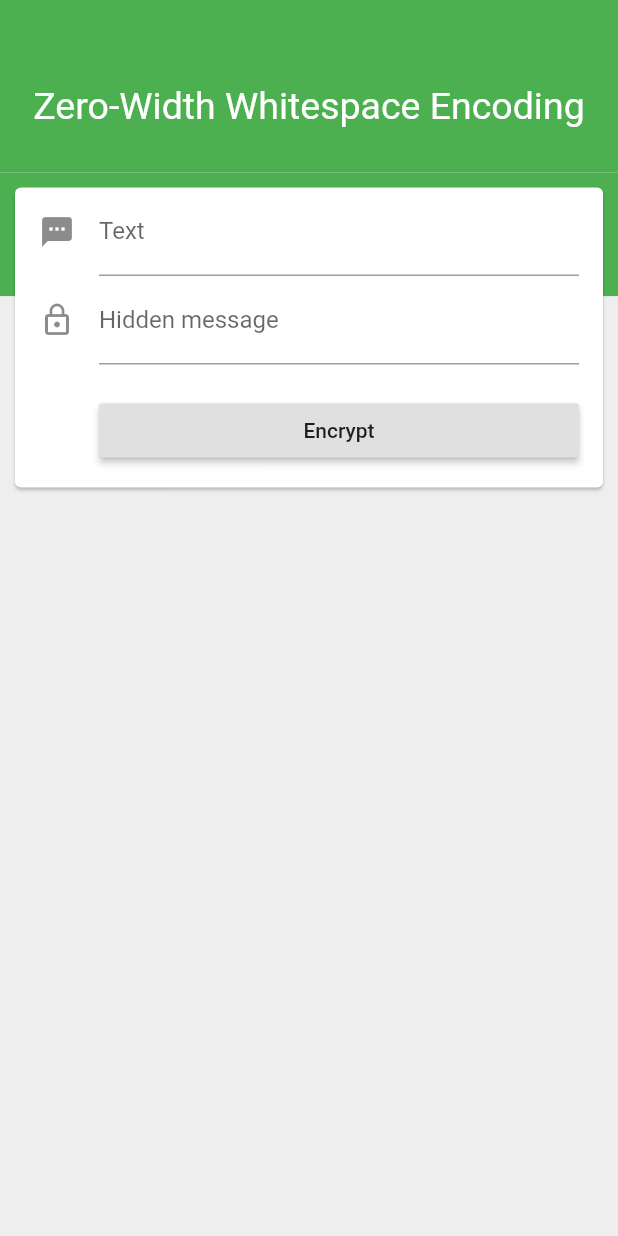
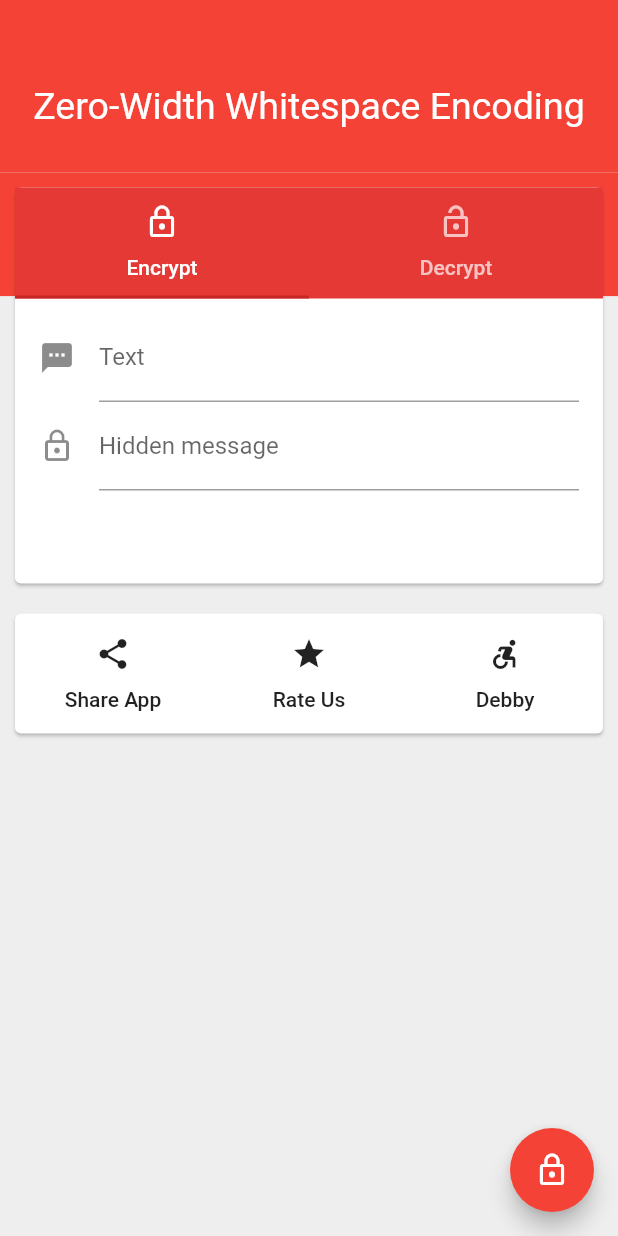
Before and after one commit to Zero-Width-Whitespace/zero-width-flutter-app, a Flutter app: the screen it shows after launch, on a phone screen of 412 x 824 dp. Run offline on Flutter 3.47's test engine with Material 2 defaults, Android fonts, the phone set to English and light mode, and no system bars.

Commit message:
Code cleanup and added sharing card

```diff
--- a/lib/home.dart
+++ b/lib/home.dart
@@ -1,16 +1,22 @@
-import 'package:flutter/services.dart';
 import 'package:flutter/material.dart';
+import 'package:flutter/rendering.dart';
+import 'widgets.dart';
+
 import 'main.dart';
 
-class HomePageState extends State<MyHomePage> {
+class HomePageState extends State<MyHomePage>
+    with SingleTickerProviderStateMixin {
   final GlobalKey<FormState> _formKey = new GlobalKey<FormState>();
+  TabController _controller;
+
+  @override
+  void initState() {
+    super.initState();
+    _controller = new TabController(length: 2, vsync: this);
+  }
 
   @override
   Widget build(BuildContext context) {
-    SystemChrome.setSystemUIOverlayStyle(SystemUiOverlayStyle(
-      systemNavigationBarColor: Theme.of(context).primaryColor, // navigation bar color
-      statusBarColor: Theme.of(context).primaryColor, // status bar color
-    ));
     return new Scaffold(
         appBar: new AppBar(
           title: new Center(
@@ -21,27 +27,7 @@ class HomePageState extends State<MyHomePage> {
         backgroundColor: Colors.grey[200],
         body: Builder(
             builder: (context) => new Column(children: [
-            new Container(
-              padding: EdgeInsets.only(bottom: 30.0),
-              color: Theme.of(context).primaryColor,
-              width: double.infinity,
-              child: Center(
-                  child: RichText(
-                    text: TextSpan(
-                      style: DefaultTextStyle.of(context).style,
-                      children: <TextSpan>[
-                        TextSpan(
-                          text: 'Zero-Width Whitespace Encoding',
-                          style: TextStyle(
-                            color: Colors.white,
-                            fontSize: 25,
-                            backgroundColor: Theme.of(context).primaryColor,
-                          ),
-                        ),
-                      ],
-                    ),
-                  )),
-            ),
+                  HeaderWidget(context),
                   new Stack(children: [
                     new Column(
                       children: <Widget>[
@@ -53,62 +39,18 @@ class HomePageState extends State<MyHomePage> {
                     ),
                     new Card(
                         margin: new EdgeInsets.all(10.0),
-                  child: new Container(
-                    height: 200,
-                    child: new Form(
-                        key: _formKey,
-                        autovalidate: false,
                         child: new ListView(
-                          padding:
-                          const EdgeInsets.symmetric(horizontal: 16.0),
+                          shrinkWrap: true,
+                          physics: const NeverScrollableScrollPhysics(),
                           children: <Widget>[
-                            new TextFormField(
-                              decoration: const InputDecoration(
-                                icon: const Icon(Icons.textsms),
-                                hintText:
-                                'Enter a text to hide the encrypted string in',
-                                labelText: 'Text',
-                              ),
-                              validator: (value) {
-                                if (value.isEmpty) {
-                                  return 'Please enter some text';
-                                }
-                                return null;
-                              },
-                            ),
-                            new TextFormField(
-                              decoration: const InputDecoration(
-                                icon: const Icon(Icons.lock_outline),
-                                hintText: 'Enter a text to hide',
-                                labelText: 'Hidden message',
-                              ),
-                              validator: (value) {
-                                if (value.isEmpty) {
-                                  return 'Please enter some text';
-                                }
-                                return null;
-                              },
-                            ),
-                            new Container(
-                                padding: const EdgeInsets.only(
-                                    left: 40.0, top: 20.0),
-                                child: new RaisedButton(
-                                  onPressed: () {
-                                    if (_formKey.currentState.validate()) {
-                                      final snackBar = SnackBar(
-                                          content: Text(
-                                              'Result copied to clipboard!'));
-                                      Scaffold.of(context)
-                                          .showSnackBar(snackBar);
-                                    }
-                                  },
-                                  child: Text('Encrypt'),
-                                )),
+                            TabBarHeader(context, _controller),
+                            TabBarBody(context, _controller, _formKey),
                           ],
                         )),
-                  )),
-            ])
+                  ]),
+
+              BottomWidget(context)
                 ])),
-    );
+        floatingActionButton: BottomButton(context, _controller, _formKey));
   }
 }
--- a/lib/main.dart
+++ b/lib/main.dart
@@ -1,4 +1,5 @@
 import 'package:flutter/material.dart';
+import 'package:flutter/services.dart';
 import 'home.dart';
 
 
@@ -6,15 +7,22 @@ void main() => runApp(MyApp());
 
 class MyApp extends StatelessWidget {
   // This widget is the root of your application.
+
+  MaterialColor ThemeColor = Colors.red;
+
   @override
   Widget build(BuildContext context) {
-
+    SystemChrome.setPreferredOrientations([
+      DeviceOrientation.portraitUp,
+    ]);
     return MaterialApp(
       title: 'Zero-Width Whitespace Encoder',
       theme: ThemeData(
-        primarySwatch: Colors.green,
+        primaryColor: ThemeColor,
+        accentColor: ThemeColor[800],
+        primaryColorDark: ThemeColor[600]
       ),
-      home: MyHomePage(title: 'Zero-Width Whitespace Encoder'),
+      home: MyHomePage(),
     );
   }
 }
--- /dev/null
+++ b/lib/widgets.dart
@@ -0,0 +1,165 @@
+import 'package:flutter/material.dart';
+import 'package:flutter/rendering.dart';
+import 'package:url_launcher/url_launcher.dart';
+
+Widget HeaderWidget(context) {
+  return new Container(
+    padding: EdgeInsets.only(bottom: 30.0),
+    color: Theme.of(context).primaryColor,
+    width: double.infinity,
+    child: Center(
+        child: RichText(
+      text: TextSpan(
+        style: DefaultTextStyle.of(context).style,
+        children: <TextSpan>[
+          TextSpan(
+            text: 'Zero-Width Whitespace Encoding',
+            style: TextStyle(
+              color: Colors.white,
+              fontSize: 25,
+              backgroundColor: Theme.of(context).primaryColor,
+            ),
+          ),
+        ],
+      ),
+    )),
+  );
+}
+
+Widget TabBarHeader(context, _controller) {
+  return new Container(
+    decoration: new BoxDecoration(color: Theme.of(context).primaryColorDark),
+    child: new TabBar(
+      controller: _controller,
+      tabs: [
+        new Tab(
+          icon: const Icon(Icons.lock_outline),
+          text: 'Encrypt',
+        ),
+        new Tab(
+          icon: const Icon(Icons.lock_open),
+          text: 'Decrypt',
+        ),
+      ],
+    ),
+  );
+}
+
+Widget TabBarBody(context, _controller, _formKey) {
+  return new Container(
+    margin: new EdgeInsets.only(top: 10.0),
+    height: 180.0,
+    child: new TabBarView(
+      controller: _controller,
+      children: <Widget>[
+        new Form(
+            key: _formKey,
+            autovalidate: false,
+            child: new ListView(
+              physics: const NeverScrollableScrollPhysics(),
+              shrinkWrap: true,
+              padding: const EdgeInsets.symmetric(horizontal: 16.0),
+              children: <Widget>[
+                new TextFormField(
+                  decoration: const InputDecoration(
+                    icon: const Icon(Icons.textsms),
+                    hintText: 'Enter a text to hide the encrypted string in',
+                    labelText: 'Text',
+                  ),
+                  validator: (value) {
+                    if (value.isEmpty) {
+                      return 'Please enter some text';
+                    }
+                    return null;
+                  },
+                ),
+                new TextFormField(
+                  decoration: const InputDecoration(
+                    icon: const Icon(Icons.lock_outline),
+                    hintText: 'Enter a text to hide',
+                    labelText: 'Hidden message',
+                  ),
+                  validator: (value) {
+                    if (value.isEmpty) {
+                      return 'Please enter some text';
+                    }
+                    return null;
+                  },
+                ),
+              ],
+            )),
+        new ListTile(
+          leading: const Icon(Icons.location_on),
+          title: new Text('Latitude: 48.09342\nLongitude: 11.23403'),
+          trailing: new IconButton(
+              icon: const Icon(Icons.my_location), onPressed: () {}),
+        ),
+      ],
+    ),
+  );
+}
+
+Widget BottomButton(context, _controller, _formKey) {
+  return new FloatingActionButton(
+    child: Icon(Icons.lock_outline),
+    onPressed: () {
+      if (_formKey.currentState.validate()) {
+        final snackBar = SnackBar(content: Text('Result copied to clipboard!'));
+        Scaffold.of(context).showSnackBar(snackBar);
+      }
+    },
+    backgroundColor: Theme.of(context).primaryColor,
+    foregroundColor: Colors.white,
+  );
+}
+
+Widget BottomWidget(context) {
+  return new Card(
+      margin: new EdgeInsets.all(10.0),
+      child: new Container(
+          height: 80,
+          child: Row(
+            children: <Widget>[
+              const Expanded(
+                child: const FlatButton(
+                    onPressed: whatsappDebby,
+                    child: const Tab(
+                      icon: const Icon(Icons.share),
+                      text: 'Share App',
+                    )),
+              ),
+              const Expanded(
+                child: const FlatButton(
+                    onPressed: openRatingPage,
+                    child: const Tab(
+                      icon: const Icon(Icons.star),
+                      text: 'Rate Us',
+                    )),
+              ),
+              const Expanded(
+                child: const FlatButton(
+                    onPressed: whatsappDebby,
+                    child: const Tab(
+                      icon: const Icon(Icons.accessible_forward),
+                      text: 'Debby',
+                    )),
+              ),
+            ],
+          )));
+}
+
+whatsappDebby(){
+  openUrl('https://wa.me/+31639759200');
+}
+
+openRatingPage(){
+  openUrl('https://play.google.com/store/apps/details?id=com.kevin.serverstatus');
+}
+
+openUrl(url) async {
+  if (await canLaunch(Uri.encodeFull(url))) {
+    await launch(Uri.encodeFull(url));
+  } else {
+    throw 'Could not launch $url';
+  }
+}
--- a/pubspec.yaml
+++ b/pubspec.yaml
@@ -18,6 +18,7 @@ environment:
 
 dependencies:
   http: ^0.12.0
+  url_launcher: ^5.4.1
   flutter:
     sdk: flutter
 
```
Also changed, not shown: lib/tabbedCard.dart (added), pubspec.lock. Lines whose indentation alone changed are shown as unchanged.
